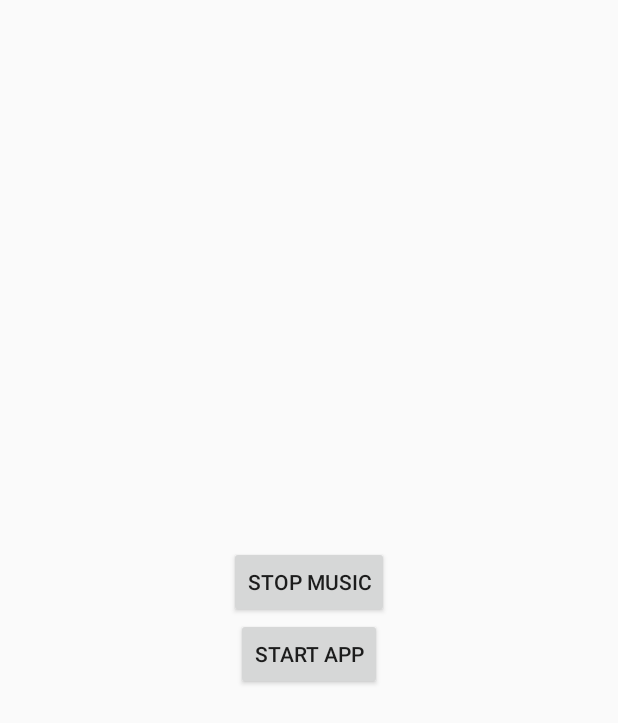
After one commit to dovietnga0909/EnglishVocabulary, an Android app: the AlarmActivity screen opened directly, with no data from a screen before it, on a phone screen of 412 x 824 dp. The commit adds this screen. Shown: the top 723 px of the screen. Run offline under Robolectric (Android 15) with nearby library versions, the phone set to English and light mode, and no system bars.

Commit message:
TunT
alarm

```diff
--- /dev/null
+++ b/Source/EnglishVocabulary/app/src/main/java/itpsoft/englishvocabulary/alarm/AlarmActivity.java
@@ -0,0 +1,121 @@
+package itpsoft.englishvocabulary.alarm;
+
+import android.app.Activity;
+import android.app.AlarmManager;
+import android.app.PendingIntent;
+import android.content.Context;
+import android.content.Intent;
+import android.media.MediaPlayer;
+import android.media.RingtoneManager;
+import android.net.Uri;
+import android.os.Bundle;
+import android.os.CountDownTimer;
+import android.view.MotionEvent;
+import android.view.View;
+import android.view.Window;
+import android.view.WindowManager;
+import android.widget.Button;
+import android.widget.TextView;
+import android.widget.Toast;
+
+import java.util.Calendar;
+import java.util.Timer;
+
+import itpsoft.englishvocabulary.HomeActivity;
+import itpsoft.englishvocabulary.R;
+import itpsoft.englishvocabulary.WelcomeActivity;
+import itpsoft.englishvocabulary.ultils.Log;
+
+//https://developer.android.com/training/scheduling/alarms.html
+public class AlarmActivity extends Activity {
+
+    private PendingIntent pendingIntent;
+    private MediaPlayer mp = null;
+
+    @Override
+    protected void onCreate(Bundle savedInstanceState) {
+        super.onCreate(savedInstanceState);
+        this.requestWindowFeature(Window.FEATURE_NO_TITLE);
+        this.getWindow().setFlags(WindowManager.LayoutParams.FLAG_FULLSCREEN,
+                WindowManager.LayoutParams.FLAG_FULLSCREEN);
+        setContentView(R.layout.activity_alarm);
+
+        /* Retrieve a PendingIntent that will perform a broadcast */
+        Intent alarmIntent = new Intent(AlarmActivity.this, AlarmReceiver.class);
+        pendingIntent = PendingIntent.getBroadcast(AlarmActivity.this, 0, alarmIntent, 0);
+
+        Button stopMusic = (Button) findViewById(R.id.stopMusic);
+        Button startApp = (Button) findViewById(R.id.startApp);
+
+        mp = MediaPlayer.create(getBaseContext(), R.raw.audio);
+
+
+        stopMusic.setOnTouchListener(new View.OnTouchListener() {
+
+            @Override
+            public boolean onTouch(View arg0, MotionEvent arg1) {
+                // TODO Auto-generated method stub
+                mp.stop();
+                finish();
+                return false;
+            }
+        });
+
+        playSound(this, getAlarmUri());
+        new CountDownTimer(5 * 1000, 500) {
+
+            public void onTick(long millisUntilFinished) {
+            }
+
+            public void onFinish() {
+                mp.stop();
+                finish();
+            }
+        }.start();
+
+        startApp.setOnClickListener(new View.OnClickListener() {
+            @Override
+            public void onClick(View view) {
+                mp.stop();
+                finish();
+                Intent intent = new Intent(AlarmActivity.this, WelcomeActivity.class);
+                startActivity(intent);
+            }
+        });
+    }
+
+    private void playSound(final Context context, Uri alert) {
+        Thread background = new Thread(new Runnable() {
+            public void run() {
+                try {
+                    mp.start();
+                } catch (Throwable t) {
+                    Log.i("Animation", "Thread  exception " + t);
+                }
+            }
+        });
+        background.start();
+    }
+
+    @Override
+    protected void onDestroy() {
+        super.onDestroy();
+        mp.stop();
+    }               //Get an alarm sound. Try for an alarm. If none set, try notification,
+
+    //Otherwise, ringtone.
+    private Uri getAlarmUri() {
+
+        Uri alert = RingtoneManager
+                .getDefaultUri(RingtoneManager.TYPE_ALARM);
+        if (alert == null) {
+            alert = RingtoneManager
+                    .getDefaultUri(RingtoneManager.TYPE_NOTIFICATION);
+            if (alert == null) {
+                alert = RingtoneManager
+                        .getDefaultUri(RingtoneManager.TYPE_RINGTONE);
+            }
+        }
+        return alert;
+    }
+}
--- /dev/null
+++ b/Source/EnglishVocabulary/app/src/main/res/layout/activity_alarm.xml
@@ -0,0 +1,19 @@
+<?xml version="1.0" encoding="utf-8"?>
+<LinearLayout xmlns:android="http://schemas.android.com/apk/res/android"
+    android:layout_width="match_parent"
+    android:layout_height="match_parent"
+    android:gravity="center"
+    android:orientation="vertical">
+
+    <Button
+        android:id="@+id/stopMusic"
+        android:layout_width="wrap_content"
+        android:layout_height="wrap_content"
+        android:text="Stop music" />
+
+    <Button
+        android:id="@+id/startApp"
+        android:layout_width="wrap_content"
+        android:layout_height="wrap_content"
+        android:text="Start app" />
+</LinearLayout>
```
Also changed, not shown: Source/EnglishVocabulary/app/src/main/AndroidManifest.xml (+17 -3 lines), Source/EnglishVocabulary/app/src/main/java/itpsoft/englishvocabulary/HomeActivity.java (+40 -7 lines), Source/EnglishVocabulary/app/src/main/java/itpsoft/englishvocabulary/alarm/AlarmReceiver.java (added, +18 -0 lines), Source/EnglishVocabulary/app/src/main/java/itpsoft/englishvocabulary/alarm/DeviceBootReceiver.java (added, +37 -0 lines), 1 other file.
